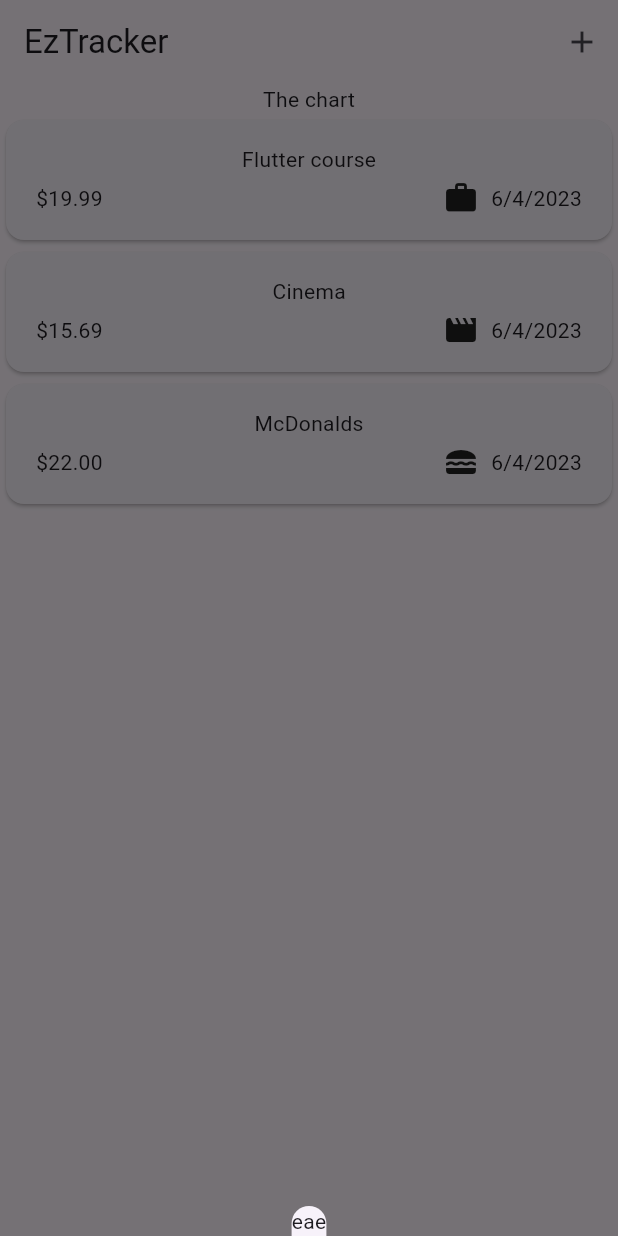
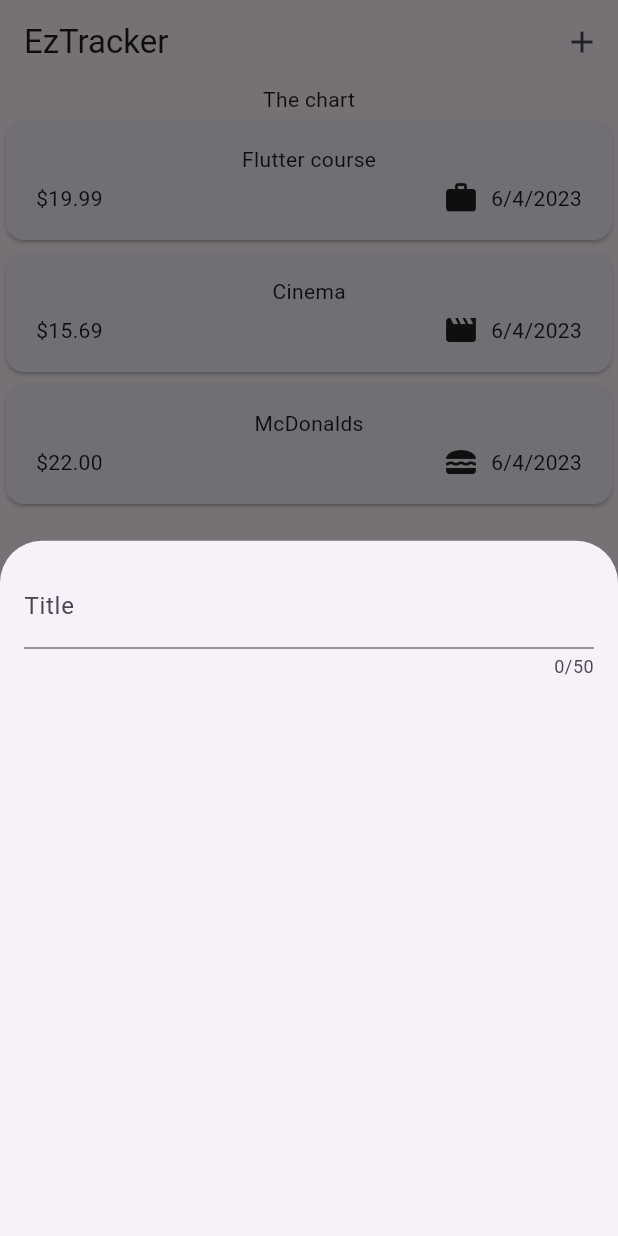
Before and after one commit to vicentedpsantos/expense_tracker_flutter, a Flutter app: the screen it shows after launch, after a tap on the "add" icon, on a phone screen of 412 x 824 dp. Run offline on Flutter 3.47's test engine with Material 2 defaults, Android fonts, the phone set to English and light mode, and no system bars.

Commit message:
Start creating form for new expense

```diff
--- a/lib/widgets/expenses.dart
+++ b/lib/widgets/expenses.dart
@@ -2,6 +2,7 @@ import 'package:flutter/material.dart';
 
 import 'package:expense_tracker/models/expense.dart';
 import 'package:expense_tracker/widgets/expenses_list/expenses_list.dart';
+import 'package:expense_tracker/widgets/new_expense.dart';
 
 class Expenses extends StatefulWidget {
   const Expenses({super.key});
@@ -34,7 +35,7 @@ class _ExpensesState extends State<Expenses> {
   void _openAddExpenseOverlay() {
     showModalBottomSheet(
       context: context,
-      builder: (ctx) => Text('eae'),
+      builder: (ctx) => NewExpense(),
     );
   }
 
--- /dev/null
+++ b/lib/widgets/new_expense.dart
@@ -0,0 +1,21 @@
+import 'package:flutter/material.dart';
+
+class NewExpense extends StatefulWidget {
+  const NewExpense({super.key});
+
+  @override
+  State<NewExpense> createState() => _NewExpenseState();
+}
+
+class _NewExpenseState extends State<NewExpense> {
+  @override
+  Widget build(context) {
+    return Padding(
+      padding: const EdgeInsets.all(16),
+      child: Column(children: const [
+        TextField(
+            maxLength: 50, decoration: InputDecoration(label: Text('Title'))),
+      ]),
+    );
+  }
+}
```
